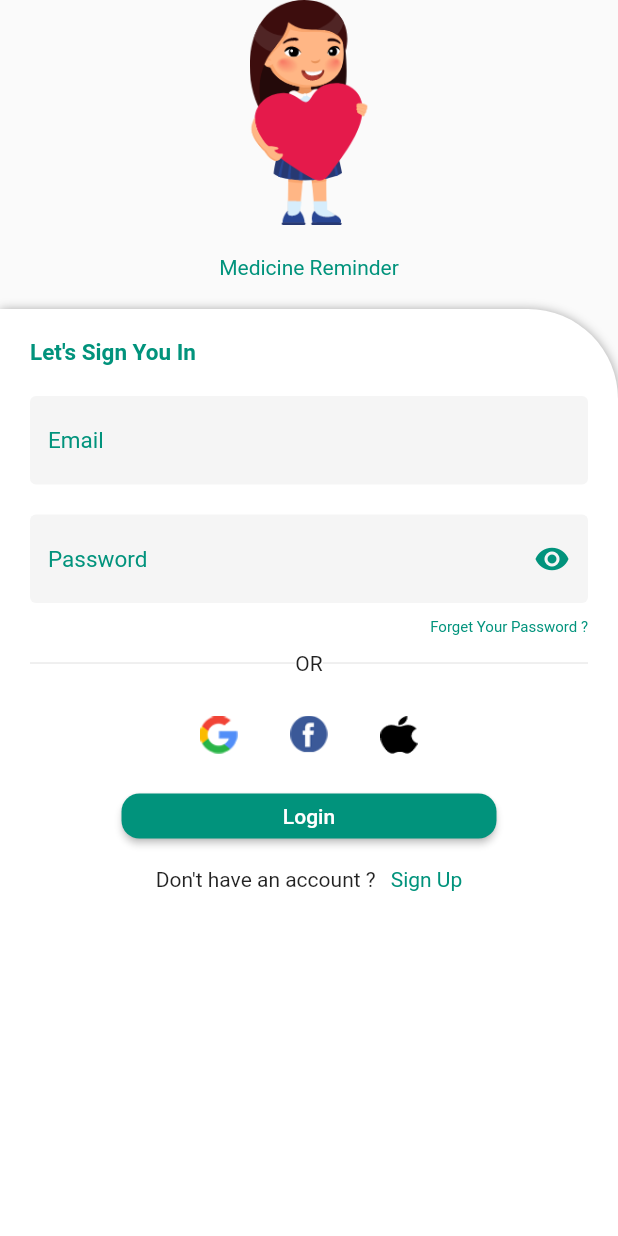
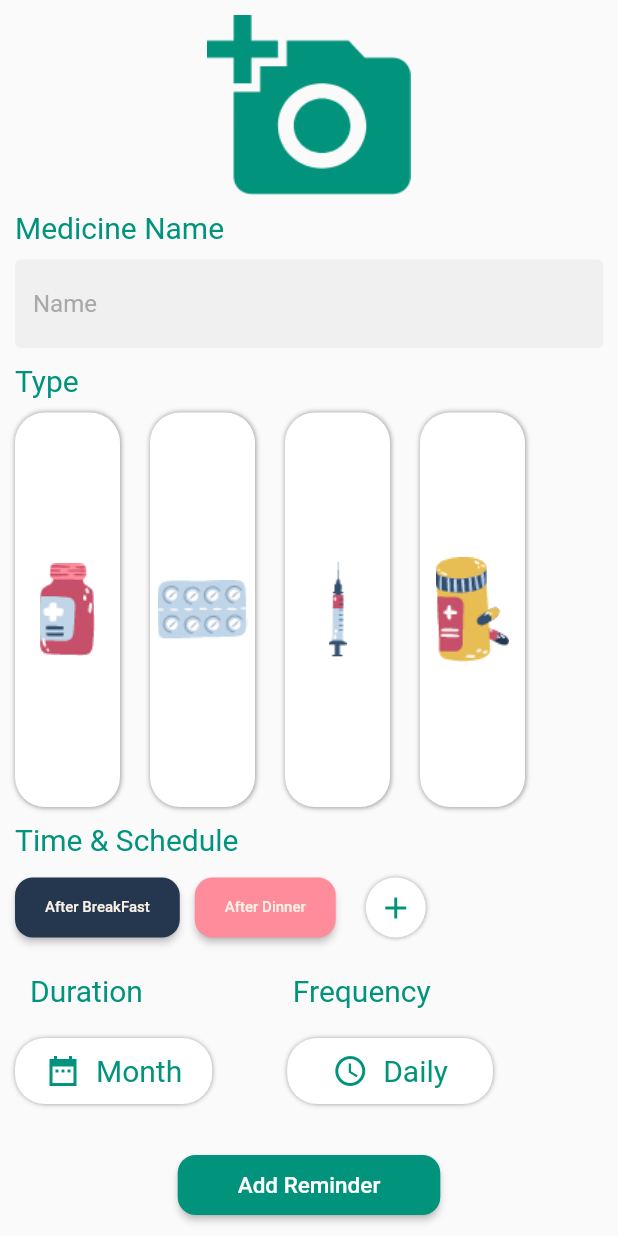
Before and after one commit to michaelemad98/medicine-reminder-, a Flutter app: the screen it shows after launch, on a phone screen of 412 x 824 dp. Run offline on Flutter 3.47's test engine with Material 2 defaults, Android fonts, the phone set to English and light mode, and no system bars.

Commit message:
finish add medicine screen

```diff
--- a/lib/components/reusable/elevetedbutton.dart
+++ b/lib/components/reusable/elevetedbutton.dart
@@ -9,11 +9,12 @@ class DefaultElevatedButton extends StatelessWidget {
     final double minimumSizeX;
     final double minimumSizeY;
     final double paddingHorizontal;
+    final double fontSize;
 
 
 
   const DefaultElevatedButton({
-    required this.onPrimary,required this.primary,required this.onPressed,required this.text,required this.minimumSizeX,required this.minimumSizeY,required this.paddingHorizontal});
+    required this.onPrimary,required this.primary,required this.onPressed,required this.text,required this.minimumSizeX,required this.minimumSizeY,required this.paddingHorizontal,required this.fontSize});
 
   @override
   Widget build(BuildContext context) {
@@ -28,6 +29,6 @@ class DefaultElevatedButton extends StatelessWidget {
      ),
         ) ,
         onPressed: onPressed,
-        child: Text(text));
+        child: Text(text,style: TextStyle(fontSize:fontSize),));
   }
 }
--- a/lib/constants/colors.dart
+++ b/lib/constants/colors.dart
@@ -4,4 +4,7 @@ class AppColors {
   static const Color defaultColor = Color(0xFF01937C);
    static const Color accentColor = Color(0xFFFAF1E6);
    static const Color whiteColor = Color(0xFFFFFFFF);
+   static const Color greyColor = Color(0xFEAAA9A9);
+   static const Color darkBlueColor = Color(0xFF25364F);
+   static const Color pinkColor = Color(0xFFFF8C9B);
 }
--- a/lib/main.dart
+++ b/lib/main.dart
@@ -1,6 +1,5 @@
 import 'package:flutter/material.dart';
-
-import 'ui/authScreens/loginScreen/loginScreen.dart';
+import 'package:medcinerminder/ui/add_medicine_Screen.dart';
 
 void main() {
   runApp(MyApp());
@@ -11,11 +10,12 @@ class MyApp extends StatelessWidget {
   @override
   Widget build(BuildContext context) {
     return MaterialApp(
+      debugShowCheckedModeBanner: false,
       title: 'Flutter Demo',
       theme: ThemeData(
         primarySwatch: Colors.blue,
       ),
-      home:LoginScreen(),
+      home:AddMedicine(),
     );
   }
 }
--- /dev/null
+++ b/lib/ui/add_medicine_Screen.dart
@@ -0,0 +1,237 @@
+import 'package:flutter/material.dart';
+import 'package:medcinerminder/components/reusable/elevetedbutton.dart';
+import 'package:medcinerminder/components/reusable/textfield.dart';
+import 'package:medcinerminder/constants/colors.dart';
+
+class AddMedicine extends StatelessWidget {
+  final List<String> imageTypes = [
+    'images/type1.png',
+    'images/type2.png',
+    'images/type3.png',
+    'images/type4.png',
+  ];
+
+  AddMedicine({Key? key}) : super(key: key);
+
+  @override
+  Widget build(BuildContext context) {
+    return Scaffold(
+      body: SafeArea(
+        child: Padding(
+          padding: const EdgeInsets.all(10.0),
+          child: Column(
+            crossAxisAlignment: CrossAxisAlignment.start,
+            children: [
+              Column(
+                crossAxisAlignment: CrossAxisAlignment.start,
+                children: [
+                  Container(
+                      width: double.infinity,
+                      child: Image.asset('images/pick.png', height: 120)),
+                  const SizedBox(
+                    height: 10,
+                  ),
+                  const Text(
+                    'Medicine Name',
+                    style:
+                        TextStyle(fontSize: 20, color: AppColors.defaultColor),
+                  ),
+                  const SizedBox(
+                    height: 10,
+                  ),
+                  DefaultTextField(
+                    hintText: 'Name',
+                    hintTextFontSize: 16,
+                    hintTextColor: AppColors.greyColor,
+                  ),
+                  const SizedBox(
+                    height: 10,
+                  ),
+                  const Text(
+                    'Type',
+                    style:
+                        TextStyle(fontSize: 20, color: AppColors.defaultColor),
+                  ),
+                  const SizedBox(
+                    height: 10,
+                  ),
+                ],
+              ),
+              Expanded(
+                child: Container(
+
+                    child: ListView.separated(
+                      separatorBuilder: (context,index)=>SizedBox(width: 20,),
+                      itemBuilder: (context, index) =>
+                          Container(
+                            height: 50,
+                            width: 70,
+                            decoration: BoxDecoration(
+                              color: Colors.white,
+                              borderRadius: BorderRadius.circular(20),
+                              boxShadow: [
+                                BoxShadow(
+                                  color: Colors.grey,
+                                  offset: Offset(0.1, 0.1), //(x,y)
+                                  blurRadius: 2,
+                                ),
+                              ],
+
+                            ),
+                              child: Image.asset('${imageTypes[index]}',height: 30,width: 30,)),
+                      itemCount: imageTypes.length,
+                      scrollDirection: Axis.horizontal,
+                    )),
+              ),
+              const SizedBox(
+                height: 10,
+              ),
+              const Text(
+                'Time & Schedule',
+                style: TextStyle(fontSize: 20, color: AppColors.defaultColor),
+              ),
+              const SizedBox(
+                height: 10,
+              ),
+              Row(
+                children: [
+                  DefaultElevatedButton(
+                    minimumSizeY: 40,
+                    minimumSizeX: 30,
+                    paddingHorizontal: 20,
+                    primary: AppColors.darkBlueColor,
+                    onPressed: () {},
+                    text: 'After BreakFast',
+                    onPrimary: AppColors.accentColor,
+                    fontSize: 10,
+                  ),
+                  const SizedBox(
+                    width: 10,
+                  ),
+                  DefaultElevatedButton(
+                    minimumSizeY: 40,
+                    minimumSizeX: 30,
+                    paddingHorizontal: 20,
+                    primary: AppColors.pinkColor,
+                    onPressed: () {},
+                    text: 'After Dinner',
+                    onPrimary: AppColors.accentColor,
+                    fontSize: 10,
+                  ),
+                  const SizedBox(
+                    width: 20,
+                  ),
+                  Container(
+                    decoration: BoxDecoration(
+                      shape: BoxShape.circle,
+
+                      boxShadow: [
+                        BoxShadow(
+                          color: Colors.grey,
+                          offset: Offset(0.1, 0.1), //(x,y)
+                          blurRadius: 2,
+                        ),
+                      ],
+                    ),
+                      child: CircleAvatar(
+                    child: Icon(
+                      Icons.add,
+                      color: AppColors.defaultColor,
+                    ),
+                    backgroundColor: AppColors.whiteColor,
+                  )),
+
+                ],
+              ),
+              const SizedBox(
+                height: 10,
+              ),
+              Padding(
+                padding: const EdgeInsets.all(10.0),
+                child: Row(children: [
+                  const Text(
+                    'Duration',
+                    style: TextStyle(fontSize: 20, color: AppColors.defaultColor),
+                  ),
+                  const SizedBox(width: 100,),
+                  const Text(
+                    'Frequency',
+                    style: TextStyle(fontSize: 20, color: AppColors.defaultColor),
+                  ),
+                ],),
+              ),
+              const SizedBox(
+                height: 10,
+              ),
+              Row(children: [
+                Container(
+                  decoration: BoxDecoration(
+                    color: Colors.white,
+                    borderRadius: BorderRadius.circular(20),
+                    boxShadow: [
+                      BoxShadow(
+                        color: Colors.grey,
+                        offset: Offset(0.1, 0.1), //(x,y)
+                        blurRadius: 2,
+
+                      ),
+                    ],
+                  ),
+                  child: Padding(
+                    padding: const EdgeInsets.symmetric(vertical: 10,horizontal: 20),
+                    child: Row(
+                      children: [
+                        Icon(Icons.date_range_sharp,color: AppColors.defaultColor,),
+                        const SizedBox(
+                          width: 10,
+                        ),
+                        const Text(
+                          'Month',
+                          style: TextStyle(fontSize: 20, color: AppColors.defaultColor),
+                        ),
+                      ],
+                    ),
+                  ),
+                ),
+                const SizedBox(width: 50,),
+                Container(
+                  decoration: BoxDecoration(
+                    color: Colors.white,
+                    borderRadius: BorderRadius.circular(20),
+                    boxShadow: [
+                      BoxShadow(
+                        color: Colors.grey,
+                        offset: Offset(0.1, 0.1), //(x,y)
+                        blurRadius: 2,
+
+                      ),
+                    ],
+                  ),
+                  child: Padding(
+                    padding: const EdgeInsets.symmetric(horizontal: 30,vertical: 10),
+                    child: Row(
+                      children: [
+                        Icon(Icons.schedule,color: AppColors.defaultColor,),
+                        const SizedBox(
+                          width: 10,
+                        ),
+                        const Text(
+                          'Daily',
+                          style: TextStyle(fontSize: 20, color: AppColors.defaultColor),
+                        ),
+                      ],
+                    ),
+                  ),
+                ),
+              ],),
+              const SizedBox(height: 30,),
+              Center(
+                child: DefaultElevatedButton(onPressed: (){},onPrimary: AppColors.whiteColor,primary: AppColors.defaultColor,paddingHorizontal: 40,minimumSizeX: 15,minimumSizeY: 40,text: 'Add Reminder',fontSize: 15,),
+              ),
+            ],
+          ),
+        ),
+      ),
+    );
+  }
+}
--- a/lib/ui/authScreens/loginScreen/loginScreen.dart
+++ b/lib/ui/authScreens/loginScreen/loginScreen.dart
@@ -12,7 +12,7 @@ class LoginScreen extends StatelessWidget {
     return Scaffold(
       body: SafeArea(
         child: Column(
-          children: [
+          children:[
             Container(
               height: 150,
               decoration: BoxDecoration(
@@ -127,7 +127,7 @@ class LoginScreen extends StatelessWidget {
                           CircleAvatar(child: Image.asset('images/apple.png',fit: BoxFit.fill,height: 25,width: 25,),radius: 30,backgroundColor: Colors.white,),
                         ],
                       ),
-                      Center(child: DefaultElevatedButton(onPressed: (){},text: 'Login',onPrimary: AppColors.whiteColor,primary: AppColors.defaultColor,paddingHorizontal: 25,minimumSizeX: 250,minimumSizeY: 30,)),
+                      Center(child: DefaultElevatedButton(onPressed: (){},text: 'Login',onPrimary: AppColors.whiteColor,primary: AppColors.defaultColor,paddingHorizontal: 25,minimumSizeX: 250,minimumSizeY: 30,fontSize: 20,)),
                       const SizedBox(
                         height: 10,
                       ),
--- a/lib/ui/splashScreen.dart
+++ b/lib/ui/splashScreen.dart
@@ -43,8 +43,8 @@ class _SplashScreenState extends State<SplashScreen> {
           Row(
             mainAxisAlignment: MainAxisAlignment.spaceBetween,
             children: [
-              DefaultElevatedButton(onPrimary:AppColors.defaultColor ,primary:AppColors.accentColor,text: 'Sign up',onPressed: (){},minimumSizeX: 88,minimumSizeY:36,paddingHorizontal: 16,),
-              DefaultElevatedButton(onPrimary:AppColors.accentColor ,primary:AppColors.defaultColor,text: 'Login in',onPressed: (){Navigator.push(context, MaterialPageRoute(builder: (context) => LoginScreen()),);},minimumSizeX: 88,minimumSizeY:36,paddingHorizontal: 16,),
+              DefaultElevatedButton(onPrimary:AppColors.defaultColor ,primary:AppColors.accentColor,text: 'Sign up',onPressed: (){},minimumSizeX: 88,minimumSizeY:36,paddingHorizontal: 16,fontSize: 20,),
+              DefaultElevatedButton(onPrimary:AppColors.accentColor ,primary:AppColors.defaultColor,text: 'Login in',onPressed: (){Navigator.push(context, MaterialPageRoute(builder: (context) => LoginScreen()),);},minimumSizeX: 88,minimumSizeY:36,paddingHorizontal: 16,fontSize: 20,),
             ],
           )
 
```
Also changed, not shown: images/pick.png (added), images/type1.png (added), images/type2.png (added), images/type3.png (added), images/type4.png (added), lib/ui/addProductScreen.dart (deleted), pubspec.lock.
